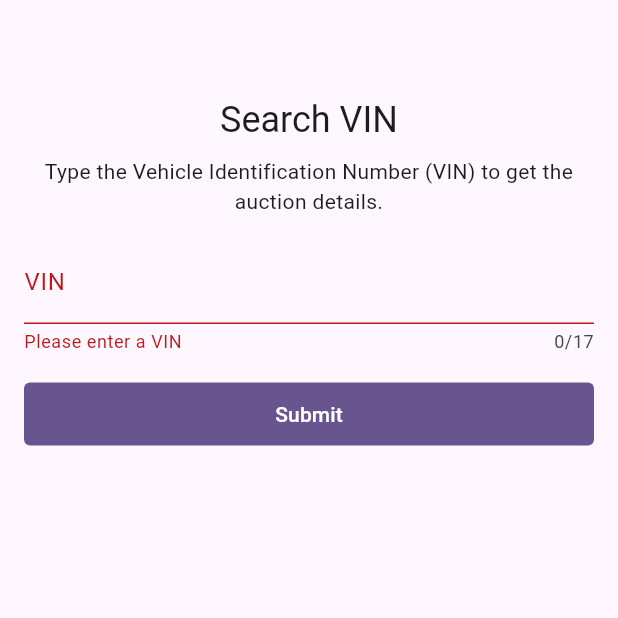
After one commit to FabioXimenes/FlutterCosChallenge, a Flutter app: the AuctionVINPage screen opened by its route, after a tap on "Submit", on a phone screen of 412 x 824 dp, the top half of it. The commit adds this screen. Run offline on Flutter 3.47's test engine with Material 3 defaults, Android fonts, the phone set to English and light mode, and no system bars; our stand-ins replace dartz, equatable, flutter_bloc, flutter_secure_storage, get_it, go_router; accounts and stored records are empty.

Commit message:
feat: add AuctionVINPage and auction routes

```diff
--- a/lib/app/core/clients/cos_challenge_client.dart
+++ b/lib/app/core/clients/cos_challenge_client.dart
@@ -153,7 +153,7 @@ enum _ResponseCode {
       "updatedAt": "2023-01-05T14:08:42.153Z",
       "make": "Toyota",
       "model": "GT 86 Basis",
-      "externalId": "DE003-018601450020008"
+      "externalId": "DE003-018601450020008",
       "_fk_sellerUser": "25475e37-6973-483b-9b15-cfee721fc29f",
       "price": ${Random().nextInt(1000)},
       "positiveCustomerFeedback": ${Random().nextBool()},
--- /dev/null
+++ b/lib/app/core/styles/button_styles.dart
@@ -0,0 +1,10 @@
+import 'package:flutter/material.dart';
+
+class ButtonStyles {
+  static ButtonStyle get primaryButtonStyle => ElevatedButton.styleFrom(
+      minimumSize: const Size(double.infinity, 42),
+      padding: const EdgeInsets.symmetric(horizontal: 16),
+      shape: const RoundedRectangleBorder(
+        borderRadius: BorderRadius.all(Radius.circular(4)),
+      ));
+}
--- /dev/null
+++ b/lib/app/core/widgets/primary_button_widget.dart
@@ -0,0 +1,41 @@
+import 'package:flutter/material.dart';
+import 'package:flutter_cos_challenge/app/core/styles/button_styles.dart';
+
+class PrimaryButtonWidget extends StatelessWidget {
+  final String text;
+  final VoidCallback onPressed;
+  final bool isLoading;
+
+  const PrimaryButtonWidget({
+    required this.text,
+    required this.onPressed,
+    this.isLoading = false,
+    super.key,
+  });
+
+  @override
+  Widget build(BuildContext context) {
+    return FilledButton(
+      style: ButtonStyles.primaryButtonStyle,
+      onPressed: isLoading ? () {} : onPressed,
+      child: Row(
+        mainAxisAlignment: MainAxisAlignment.center,
+        children: [
+          if (isLoading)
+            const Padding(
+              padding: EdgeInsets.only(right: 8.0),
+              child: SizedBox(
+                width: 16,
+                height: 16,
+                child: CircularProgressIndicator(
+                  strokeWidth: 2,
+                  color: Colors.white,
+                ),
+              ),
+            ),
+          Text(text),
+        ],
+      ),
+    );
+  }
+}
--- a/lib/app/cos_challenge_app.dart
+++ b/lib/app/cos_challenge_app.dart
@@ -1,5 +1,6 @@
 import 'package:flutter/material.dart';
 import 'package:flutter_bloc/flutter_bloc.dart';
+import 'package:flutter_cos_challenge/app/features/auction/navigation/auction_routes.dart';
 import 'package:flutter_cos_challenge/app/features/authentication/navigation/authentication_routes.dart';
 import 'package:flutter_cos_challenge/app/features/authentication/pages/cubits/user/user_cubit.dart';
 import 'package:flutter_cos_challenge/app/features/splash/navigation/splash_routes.dart';
@@ -11,6 +12,7 @@ final _router = GoRouter(
   routes: [
     ...SplashRoutes.routes,
     ...AuthenticationRoutes.routes,
+    ...AuctionRoutes.routes,
   ],
   debugLogDiagnostics: true,
 );
--- /dev/null
+++ b/lib/app/features/auction/auction_resources_startup.dart
@@ -0,0 +1,17 @@
+import 'package:flutter_cos_challenge/app/core/resources_startup/resources_startup.dart';
+import 'package:flutter_cos_challenge/app/features/auction/data_sources/auction_local_data_source.dart';
+import 'package:flutter_cos_challenge/app/features/auction/data_sources/auction_remote_data_source.dart';
+import 'package:flutter_cos_challenge/app/features/auction/repositories/auction_repository.dart';
+import 'package:get_it/get_it.dart';
+
+class AuctionResourcesStartup extends ResourcesStartup {
+  @override
+  Future<void> init(GetIt sl) async {
+    sl.registerSingleton<AuctionLocalDataSource>(
+        AuctionLocalDataSourceImpl(sl.get()));
+    sl.registerSingleton<AuctionRemoteDataSource>(
+        AuctionRemoteDataSourceImpl(sl.get()));
+    sl.registerSingleton<AuctionRepository>(AuctionRepositoryImpl(
+        remoteDataSource: sl.get(), localDataSource: sl.get()));
+  }
+}
--- a/lib/app/features/auction/data_sources/auction_remote_data_source.dart
+++ b/lib/app/features/auction/data_sources/auction_remote_data_source.dart
@@ -13,7 +13,7 @@ abstract class AuctionRemoteDataSource {
 }
 
 class AuctionRemoteDataSourceImpl implements AuctionRemoteDataSource {
-  final String baseUrl = 'https://api.cos.com';
+  final String baseUrl = 'api.cos.com';
   final APIClient _apiClient;
 
   AuctionRemoteDataSourceImpl(this._apiClient);
--- a/lib/app/features/auction/errors/auction_failures.dart
+++ b/lib/app/features/auction/errors/auction_failures.dart
@@ -18,3 +18,13 @@ class AuctionDataFromVINUnknownFailure extends Failure {
   @override
   String get message => 'Failed to get auction data from VIN.';
 }
+
+class NoCachedAuctionDataFailure extends Failure {
+  @override
+  String get message => 'No cached auction data found for the provided VIN.';
+}
+
+class GetAuctionDataFromCacheFailure extends Failure {
+  @override
+  String get message => 'Failed to get auction data from cache.';
+}
--- a/lib/app/features/auction/models/vehicle.dart
+++ b/lib/app/features/auction/models/vehicle.dart
@@ -14,7 +14,7 @@ class Vehicle extends Equatable {
   final String? feedback;
   final bool? positiveCustomerFeedback;
   @JsonKey(name: '_fk_uuid_auction')
-  final String auctionUuid;
+  final String? auctionUuid;
   final double? price;
 
   const Vehicle({
--- /dev/null
+++ b/lib/app/features/auction/navigation/auction_routes.dart
@@ -0,0 +1,28 @@
+import 'package:flutter_cos_challenge/app/features/auction/pages/auction_details_page.dart';
+import 'package:flutter_cos_challenge/app/features/auction/pages/auction_vin_page.dart';
+import 'package:flutter_cos_challenge/app/features/auction/pages/vehicle_selection_page.dart';
+import 'package:go_router/go_router.dart';
+
+class AuctionRoutes {
+  static const String initial = 'auction-initial-vin';
+  static const String vehicleSelection = 'auction-vehicle-selection';
+  static const String details = 'auction-details';
+
+  static final routes = [
+    GoRoute(
+      name: initial,
+      path: '/auction',
+      builder: (context, state) => const AuctionVINPage(),
+    ),
+    GoRoute(
+      name: vehicleSelection,
+      path: '/auction/vehicle-selection',
+      builder: (context, state) => const VehicleSelectionPage(),
+    ),
+    GoRoute(
+      name: details,
+      path: '/auction/details',
+      builder: (context, state) => const AuctionDetailsPage(),
+    ),
+  ];
+}
--- /dev/null
+++ b/lib/app/features/auction/pages/auction_vin_page.dart
@@ -0,0 +1,167 @@
+import 'package:flutter/material.dart';
+import 'package:flutter_bloc/flutter_bloc.dart';
+import 'package:flutter_cos_challenge/app/core/clients/cos_challenge_client.dart';
+import 'package:flutter_cos_challenge/app/core/widgets/primary_button_widget.dart';
+import 'package:flutter_cos_challenge/app/features/auction/navigation/auction_routes.dart';
+import 'package:flutter_cos_challenge/app/features/auction/pages/cubits/auction/auction_cubit.dart';
+import 'package:flutter_cos_challenge/app/features/auction/repositories/auction_repository.dart';
+import 'package:flutter_cos_challenge/app/features/authentication/navigation/authentication_routes.dart';
+import 'package:flutter_cos_challenge/app/features/authentication/pages/cubits/user/user_cubit.dart';
+import 'package:get_it/get_it.dart';
+import 'package:go_router/go_router.dart';
+
+class AuctionVINPage extends StatefulWidget {
+  const AuctionVINPage({super.key});
+
+  @override
+  State<AuctionVINPage> createState() => _AuctionVINPageState();
+}
+
+class _AuctionVINPageState extends State<AuctionVINPage> {
+  late final TextEditingController vinController;
+  final formKey = GlobalKey<FormState>();
+
+  @override
+  void initState() {
+    super.initState();
+    vinController = TextEditingController();
+  }
+
+  @override
+  void dispose() {
+    vinController.dispose();
+    super.dispose();
+  }
+
+  @override
+  Widget build(BuildContext context) {
+    return BlocProvider(
+      create: (context) => AuctionCubit(GetIt.instance<AuctionRepository>()),
+      child: BlocConsumer<AuctionCubit, AuctionState>(
+        listener: (context, state) {
+          if (state is AuctionLoaded) {
+            if (state.vehicles.length == 1) {
+              context.pushNamed(
+                AuctionRoutes.details,
+                extra: (state.vehicles.first, state.isFromCache),
+              );
+            } else {
+              context.pushNamed(
+                AuctionRoutes.vehicleSelection,
+                extra: state.vehicles,
+              );
+            }
+          }
+        },
+        builder: (context, state) {
+          return Scaffold(
+            body: SafeArea(
+              child: Padding(
+                padding: const EdgeInsets.only(top: 64, left: 16, right: 16),
+                child: SingleChildScrollView(
+                  child: Column(
+                    children: [
+                      Text(
+                        'Search VIN',
+                        style: Theme.of(context).textTheme.headlineSmall,
+                      ),
+                      const SizedBox(height: 8),
+                      Text(
+                        'Type the Vehicle Identification Number (VIN) to get the auction details.',
+                        style: Theme.of(context).textTheme.bodyMedium,
+                        textAlign: TextAlign.center,
+                      ),
+                      const SizedBox(height: 16),
+                      Form(
+                        key: formKey,
+                        child: TextFormField(
+                          controller: vinController,
+                          decoration: const InputDecoration(
+                            labelText: 'VIN',
+                          ),
+                          maxLength: CosChallenge.vinLength,
+                          validator: (value) {
+                            if (value == null || value.isEmpty) {
+                              return 'Please enter a VIN';
+                            }
+                            if (value.length != CosChallenge.vinLength) {
+                              return 'VIN must be ${CosChallenge.vinLength} characters long';
+                            }
+                            return null;
+                          },
+                          textCapitalization: TextCapitalization.characters,
+                        ),
+                      ),
+                      if (state is AuctionError) ...[
+                        const SizedBox(height: 16),
+                        Card(
+                          color: Colors.red[100]?.withOpacity(0.7),
+                          shadowColor: Colors.transparent,
+                          shape: RoundedRectangleBorder(
+                            borderRadius: BorderRadius.circular(4),
+                          ),
+                          margin: EdgeInsets.zero,
+                          child: Padding(
+                            padding: const EdgeInsets.symmetric(
+                              vertical: 12,
+                              horizontal: 8,
+                            ),
+                            child: Row(
+                              crossAxisAlignment: CrossAxisAlignment.start,
+                              children: [
+                                const Icon(
+                                  Icons.error,
+                                  color: Colors.red,
+                                  size: 18,
+                                ),
+                                const SizedBox(width: 4),
+                                Expanded(
+                                  child: Text(
+                                    state.failure.message,
+                                    style: Theme.of(context)
+                                        .textTheme
+                                        .bodyMedium
+                                        ?.copyWith(
+                                          color: Colors.red,
+                                          height: 1.15,
+                                        ),
+                                    textAlign: TextAlign.start,
+                                  ),
+                                ),
+                              ],
+                            ),
+                          ),
+                        ),
+                      ],
+                      const SizedBox(height: 16),
+                      PrimaryButtonWidget(
+                        text: 'Submit',
+                        isLoading: state is AuctionLoading,
+                        onPressed: () async {
+                          if (formKey.currentState?.validate() ?? false) {
+                            final userCubit = context.read<UserCubit>();
+
+                            final currentUserState = userCubit.state;
+                            if (currentUserState is! UserLoaded) {
+                              context.goNamed(AuthenticationRoutes.signIn);
+                              return;
+                            }
+
+                            await context
+                                .read<AuctionCubit>()
+                                .getAuctionDataFromVIN(vinController.text,
+                                    authToken: currentUserState.user.token!);
+                          }
+                        },
+                      ),
+                    ],
+                  ),
+                ),
+              ),
+            ),
+          );
+        },
+      ),
+    );
+  }
+}
--- /dev/null
+++ b/lib/app/features/auction/pages/cubits/auction/auction_cubit.dart
@@ -0,0 +1,36 @@
+import 'package:equatable/equatable.dart';
+import 'package:flutter_bloc/flutter_bloc.dart';
+import 'package:flutter_cos_challenge/app/core/errors/failures.dart';
+import 'package:flutter_cos_challenge/app/features/auction/models/vehicle.dart';
+import 'package:flutter_cos_challenge/app/features/auction/repositories/auction_repository.dart';
+
+part 'auction_state.dart';
+
+class AuctionCubit extends Cubit<AuctionState> {
+  final AuctionRepository _auctionRepository;
+
+  AuctionCubit(this._auctionRepository) : super(AuctionInitial());
+
+  Future<void> getAuctionDataFromVIN(String vin,
+      {required String authToken}) async {
+    emit(AuctionLoading());
+
+    final auctionEither = await _auctionRepository.getAuctionDataFromVIN(
+      vin,
+      authToken: authToken,
+    );
+
+    auctionEither.fold(
+      (failure) async {
+        final cachedVehicleEither =
+            await _auctionRepository.getAuctionDataFromCache(vin);
+
+        cachedVehicleEither.fold(
+          (_) => emit(AuctionError(failure)),
+          (vehicle) => emit(AuctionLoaded([vehicle], isFromCache: true)),
+        );
+      },
+      (vehicles) => emit(AuctionLoaded(vehicles)),
+    );
+  }
+}
--- /dev/null
+++ b/lib/app/features/auction/pages/cubits/auction/auction_state.dart
@@ -0,0 +1,31 @@
+part of 'auction_cubit.dart';
+
+sealed class AuctionState extends Equatable {
+  const AuctionState();
+
+  @override
+  List<Object> get props => [];
+}
+
+final class AuctionInitial extends AuctionState {}
+
+final class AuctionLoading extends AuctionState {}
+
+final class AuctionLoaded extends AuctionState {
+  final List<Vehicle> vehicles;
+  final bool isFromCache;
+
+  const AuctionLoaded(this.vehicles, {this.isFromCache = false});
+
+  @override
+  List<Object> get props => [vehicles];
+}
+
+final class AuctionError extends AuctionState {
+  final Failure failure;
+
+  const AuctionError(this.failure);
+
+  @override
+  List<Object> get props => [failure];
+}
--- a/lib/app/features/auction/repositories/auction_repository.dart
+++ b/lib/app/features/auction/repositories/auction_repository.dart
@@ -13,6 +13,8 @@ abstract class AuctionRepository {
     String vin, {
     required String authToken,
   });
+
+  Future<Either<Failure, Vehicle>> getAuctionDataFromCache(String vin);
 }
 
 class AuctionRepositoryImpl implements AuctionRepository {
@@ -54,4 +56,17 @@ class AuctionRepositoryImpl implements AuctionRepository {
       return Left(AuctionDataFromVINUnknownFailure());
     }
   }
+
+  @override
+  Future<Either<Failure, Vehicle>> getAuctionDataFromCache(String vin) async {
+    try {
+      final vehicle = await _localDataSource.getAuctionDataFromVIN(vin);
+      if (vehicle == null) {
+        return Left(NoCachedAuctionDataFailure());
+      }
+      return Right(vehicle);
+    } catch (_) {
+      return Left(GetAuctionDataFromCacheFailure());
+    }
+  }
 }
--- a/lib/app/features/splash/pages/splash_page.dart
+++ b/lib/app/features/splash/pages/splash_page.dart
@@ -1,5 +1,6 @@
 import 'package:flutter/material.dart';
 import 'package:flutter_bloc/flutter_bloc.dart';
+import 'package:flutter_cos_challenge/app/features/auction/navigation/auction_routes.dart';
 import 'package:flutter_cos_challenge/app/features/authentication/navigation/authentication_routes.dart';
 import 'package:flutter_cos_challenge/app/features/authentication/pages/cubits/user/user_cubit.dart';
 import 'package:go_router/go_router.dart';
@@ -29,7 +30,7 @@ class _SplashPageState extends State<SplashPage> {
     return BlocListener<UserCubit, UserState>(
       listener: (context, state) {
         if (state is UserLoaded) {
-          // TODO: Go to VIN page
+          context.goNamed(AuctionRoutes.initial);
         }
 
         if (state is UserError || state is UserInitial) {
--- a/lib/main.dart
+++ b/lib/main.dart
@@ -2,6 +2,7 @@ import 'package:flutter/material.dart';
 import 'package:flutter_cos_challenge/app/core/core_resources_startup.dart';
 import 'package:flutter_cos_challenge/app/core/resources_startup/resources_startup.dart';
 import 'package:flutter_cos_challenge/app/cos_challenge_app.dart';
+import 'package:flutter_cos_challenge/app/features/auction/auction_resources_startup.dart';
 import 'package:flutter_cos_challenge/app/features/authentication/authentication_resources_startup.dart';
 import 'package:get_it/get_it.dart';
 
@@ -17,5 +18,6 @@ class Resources {
   static final List<ResourcesStartup> resources = [
     CoreResourcesStartup(),
     AuthenticationResourcesStartup(),
+    AuctionResourcesStartup(),
   ];
 }
```
Also changed, not shown: lib/app/features/auction/pages/auction_details_page.dart (added, +19 -0 lines), lib/app/features/auction/pages/vehicle_selection_page.dart (added, +14 -0 lines), lib/app/features/authentication/pages/sign_in_page.dart (+10 -31 lines), lib/app/features/auction/models/vehicle.g.dart, 1 other file.
